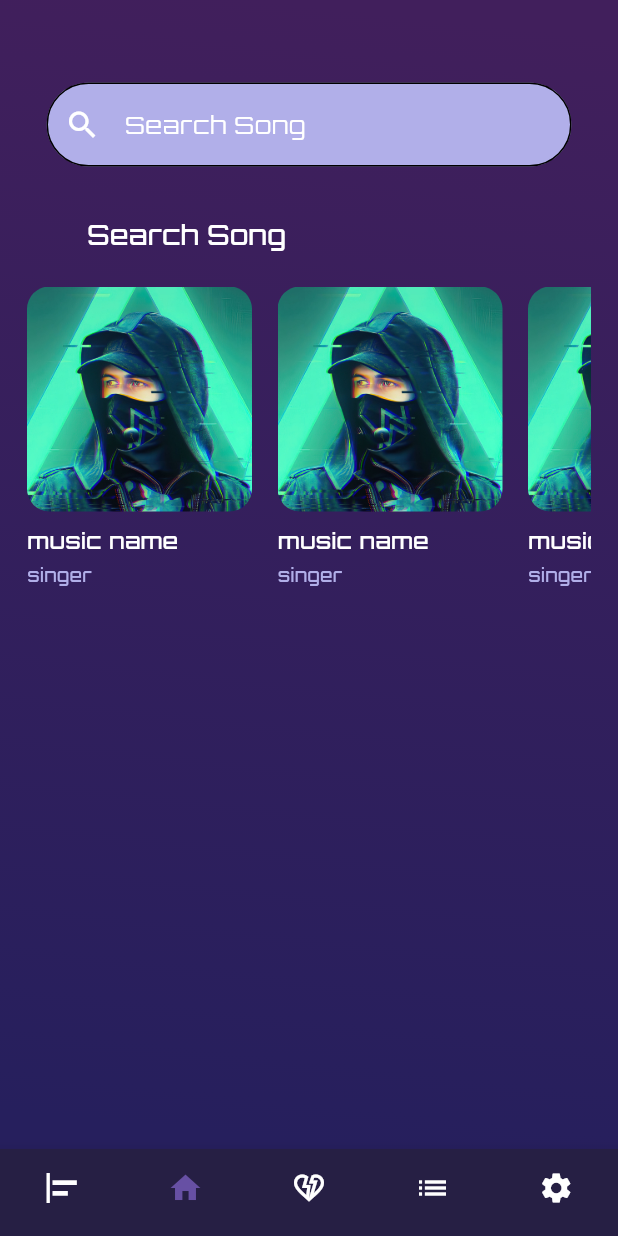
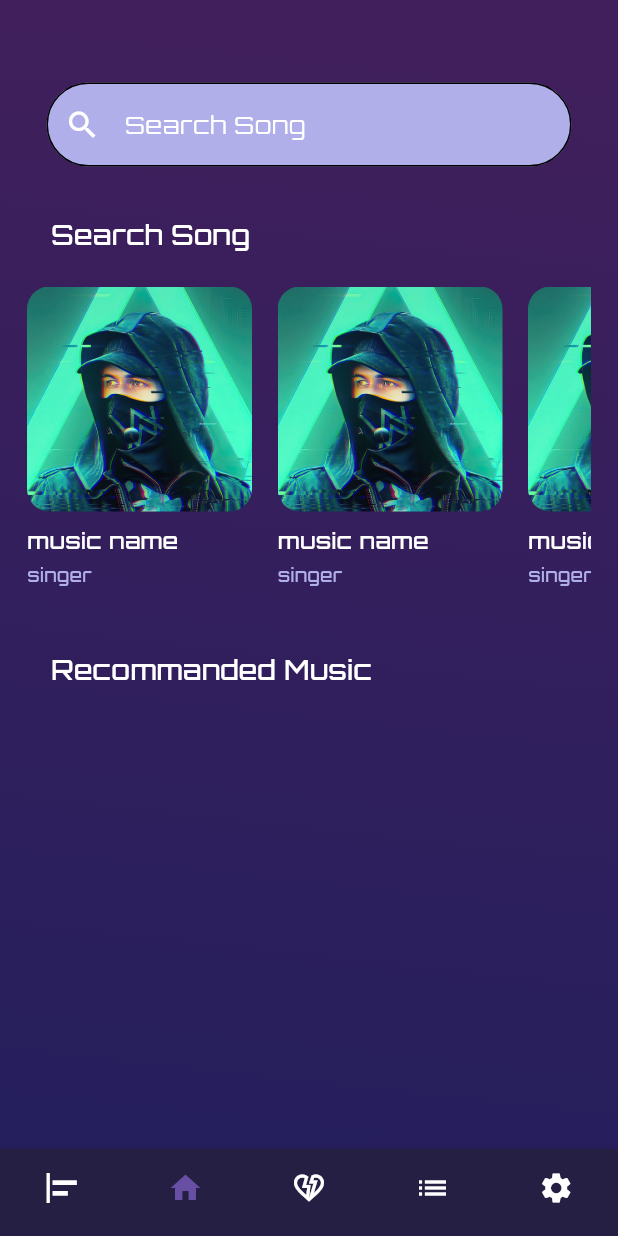
Before and after one commit to MeladShawky/Music-app, a Flutter app: the HomeScreen screen opened by its route, item 2 of the bottom bar chosen, on a phone screen of 412 x 824 dp. Run offline on Flutter 3.47's test engine with Material 3 defaults, Android fonts, the phone set to English and light mode, and no system bars.

Commit message:
desing home page part 11 (add Recommanded Music)

```diff
--- a/lib/core/resources/padding_values.dart
+++ b/lib/core/resources/padding_values.dart
@@ -1,6 +1,6 @@
 class PaddingValues{
   static const double p70=70;
-  static const double p58=58;
+  static const double p34=34;
   static const double p32=32;
   static const double p18=18;
 }
--- a/lib/core/resources/string_values.dart
+++ b/lib/core/resources/string_values.dart
@@ -4,5 +4,6 @@ class StringValues{
   static const String titleOnBoardingPage2 = 'Music';
   static const String get_started = 'Get Started';
   static const String Search_Song = 'Search Song';
+  static const String recommanded_music = 'Recommanded Music';
 
 }
--- a/lib/features/home/screens/home_page.dart
+++ b/lib/features/home/screens/home_page.dart
@@ -2,6 +2,7 @@ import 'package:flutter/material.dart';
 import 'package:music_app/core/resources/alignment_mangers.dart';
 
 import 'package:music_app/core/resources/color_mangers.dart';
+import 'package:music_app/core/resources/string_values.dart';
 
 import 'package:music_app/features/home/widgets/custom_songs_details.dart';
 import 'package:music_app/features/home/widgets/custom_text_field_home_page.dart';
@@ -24,9 +25,14 @@ class HomePage extends StatelessWidget {
         crossAxisAlignment: CrossAxisAlignment.start,
         children: [
           CustomTextFieldHomePage(),
-          CustomTitleHomePage(),
-          SizedBox(height: 22,),
-          CustomSongsDetails(musicName: 'music name',singre: 'singer',itemCount: 3,),
+          CustomTitleHomePage(title: StringValues.Search_Song),
+          SizedBox(height: 22),
+          CustomSongsDetails(
+            musicName: 'music name',
+            singre: 'singer',
+            itemCount: 3,
+          ),
+          CustomTitleHomePage(title: StringValues.recommanded_music),
         ],
       ),
     );
--- a/lib/features/home/widgets/custom_songs_details.dart
+++ b/lib/features/home/widgets/custom_songs_details.dart
@@ -14,7 +14,8 @@ class CustomSongsDetails extends StatelessWidget {
   final int itemCount;
   @override
   Widget build(BuildContext context) {
-    return Expanded(
+    return Container(
+      height: 210,
       child: Padding(
         padding: const EdgeInsets.symmetric(horizontal: PaddingValues.p18),
         child: ListView.separated(
--- a/lib/features/home/widgets/custom_title_home_page.dart
+++ b/lib/features/home/widgets/custom_title_home_page.dart
@@ -2,21 +2,23 @@ import 'package:flutter/material.dart';
 import 'package:music_app/core/resources/color_mangers.dart';
 import 'package:music_app/core/resources/font_manger.dart';
 import 'package:music_app/core/resources/padding_values.dart';
-import 'package:music_app/core/resources/string_values.dart';
 
 class CustomTitleHomePage extends StatelessWidget {
-  const CustomTitleHomePage({Key? key}) : super(key: key);
-
+  const CustomTitleHomePage({super.key, required this.title});
+  final String title;
   @override
   Widget build(BuildContext context) {
     return Padding(
-      padding: const EdgeInsets.only(left: PaddingValues.p58, top: PaddingValues.p32),
+      padding: const EdgeInsets.only(
+        left: PaddingValues.p34,
+        top: PaddingValues.p32,
+      ),
       child: Text(
-        StringValues.Search_Song,
+        title,
         style: TextStyle(
           color: ColorMangers.kWhite,
           fontWeight: FontWeight.w500,
-          fontSize: FontSizeManger.f18
+          fontSize: FontSizeManger.f18,
         ),
       ),
     );
```
